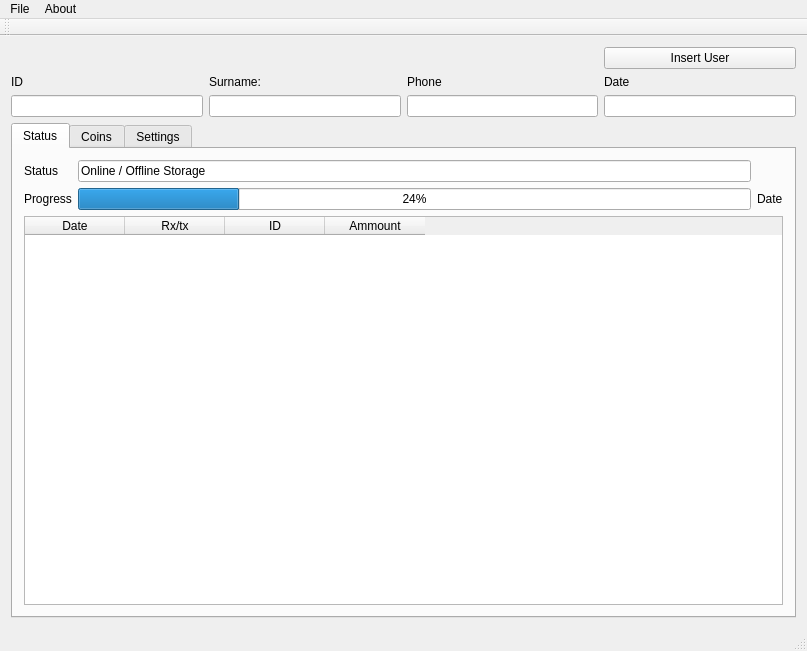
Before: the Qt Designer form qtCoin/mainwindow.ui in netpipe/EcoCoin, drawn with Qt 5.
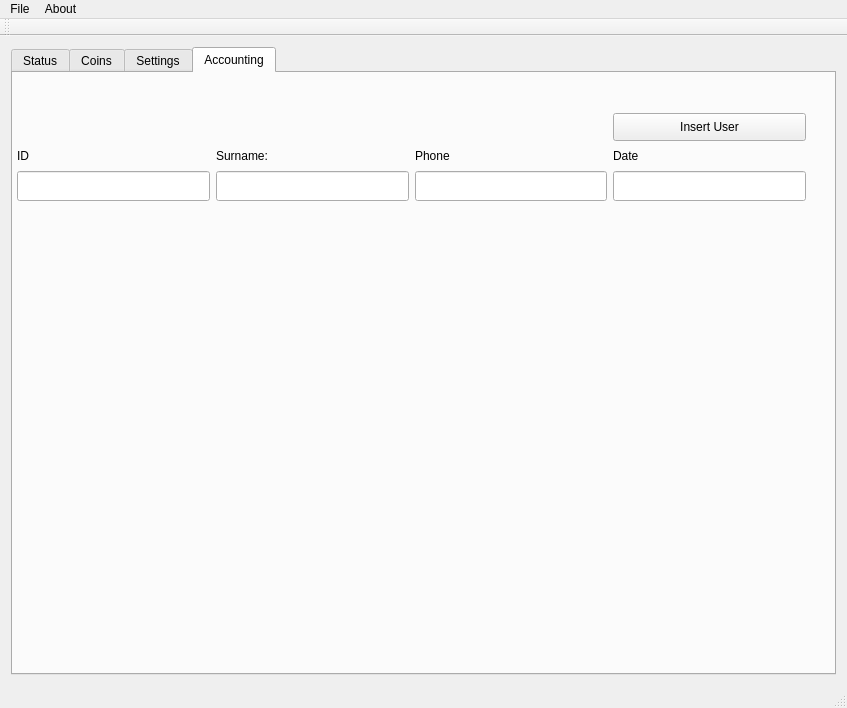
After: the same form once the commit is applied. Custom widgets are drawn as their Qt base class.

Diff of the .ui file:
```diff
--- a/qtCoin/mainwindow.ui
+++ b/qtCoin/mainwindow.ui
@@ -6,8 +6,8 @@
    <rect>
     <x>0</x>
     <y>0</y>
-    <width>807</width>
-    <height>651</height>
+    <width>847</width>
+    <height>708</height>
    </rect>
   </property>
   <property name="windowTitle">
@@ -15,57 +15,10 @@
   </property>
   <widget class="QWidget" name="centralWidget">
    <layout class="QGridLayout" name="gridLayout_2">
-    <item row="2" column="2">
-     <widget class="QLineEdit" name="lineEditAge"/>
-    </item>
-    <item row="2" column="1">
-     <widget class="QLineEdit" name="lineEditSurname"/>
-    </item>
-    <item row="2" column="0">
-     <widget class="QLineEdit" name="lineEditName"/>
-    </item>
-    <item row="1" column="3">
-     <widget class="QLabel" name="label_4">
-      <property name="text">
-       <string>Date</string>
-      </property>
-     </widget>
-    </item>
-    <item row="2" column="3">
-     <widget class="QLineEdit" name="lineEditClass"/>
-    </item>
-    <item row="1" column="2">
-     <widget class="QLabel" name="label_3">
-      <property name="text">
-       <string>Phone</string>
-      </property>
-     </widget>
-    </item>
-    <item row="1" column="1">
-     <widget class="QLabel" name="label_2">
-      <property name="text">
-       <string>Surname:</string>
-      </property>
-     </widget>
-    </item>
-    <item row="1" column="0">
-     <widget class="QLabel" name="label">
-      <property name="text">
-       <string>ID</string>
-      </property>
-     </widget>
-    </item>
-    <item row="0" column="3">
-     <widget class="QPushButton" name="pushButtonInsertUser">
-      <property name="text">
-       <string>Insert User</string>
-      </property>
-     </widget>
-    </item>
-    <item row="3" column="0" colspan="4">
+    <item row="0" column="0" colspan="2">
      <widget class="QTabWidget" name="tabWidget">
       <property name="currentIndex">
-       <number>0</number>
+       <number>3</number>
       </property>
       <widget class="QWidget" name="tab_3">
        <attribute name="title">
@@ -488,6 +441,116 @@
         </item>
        </layout>
       </widget>
+      <widget class="QWidget" name="tab_4">
+       <attribute name="title">
+        <string>Accounting</string>
+       </attribute>
+       <widget class="QPushButton" name="pushButtonInsertUser">
+        <property name="geometry">
+         <rect>
+          <x>600</x>
+          <y>40</y>
+          <width>193</width>
+          <height>28</height>
+         </rect>
+        </property>
+        <property name="text">
+         <string>Insert User</string>
+        </property>
+       </widget>
+       <widget class="QLabel" name="label_4">
+        <property name="geometry">
+         <rect>
+          <x>600</x>
+          <y>74</y>
+          <width>193</width>
+          <height>18</height>
+         </rect>
+        </property>
+        <property name="text">
+         <string>Date</string>
+        </property>
+       </widget>
+       <widget class="QLineEdit" name="lineEditSurname">
+        <property name="geometry">
+         <rect>
+          <x>203</x>
+          <y>98</y>
+          <width>193</width>
+          <height>30</height>
+         </rect>
+        </property>
+       </widget>
+       <widget class="QLabel" name="label_3">
+        <property name="geometry">
+         <rect>
+          <x>402</x>
+          <y>74</y>
+          <width>192</width>
+          <height>18</height>
+         </rect>
+        </property>
+        <property name="text">
+         <string>Phone</string>
+        </property>
+       </widget>
+       <widget class="QLineEdit" name="lineEditAge">
+        <property name="geometry">
+         <rect>
+          <x>402</x>
+          <y>98</y>
+          <width>192</width>
+          <height>30</height>
+         </rect>
+        </property>
+       </widget>
+       <widget class="QLineEdit" name="lineEditClass">
+        <property name="geometry">
+         <rect>
+          <x>600</x>
+          <y>98</y>
+          <width>193</width>
+          <height>30</height>
+         </rect>
+        </property>
+       </widget>
+       <widget class="QLabel" name="label_2">
+        <property name="geometry">
+         <rect>
+          <x>203</x>
+          <y>74</y>
+          <width>193</width>
+          <height>18</height>
+         </rect>
+        </property>
+        <property name="text">
+         <string>Surname:</string>
+        </property>
+       </widget>
+       <widget class="QLineEdit" name="lineEditName">
+        <property name="geometry">
+         <rect>
+          <x>4</x>
+          <y>98</y>
+          <width>193</width>
+          <height>30</height>
+         </rect>
+        </property>
+       </widget>
+       <widget class="QLabel" name="label">
+        <property name="geometry">
+         <rect>
+          <x>4</x>
+          <y>74</y>
+          <width>193</width>
+          <height>18</height>
+         </rect>
+        </property>
+        <property name="text">
+         <string>ID</string>
+        </property>
+       </widget>
+      </widget>
      </widget>
     </item>
    </layout>
@@ -497,7 +560,7 @@
     <rect>
      <x>0</x>
      <y>0</y>
-     <width>807</width>
+     <width>847</width>
      <height>24</height>
     </rect>
    </property>
@@ -549,6 +612,13 @@
   </action>
  </widget>
  <layoutdefault spacing="6" margin="11"/>
+ <customwidgets>
+  <customwidget>
+   <class>KDateTimeWidget</class>
+   <extends>QWidget</extends>
+   <header>kdatetimewidget.h</header>
+  </customwidget>
+ </customwidgets>
  <resources/>
  <connections/>
 </ui>
```
Left out of the diff: 22 changed lines with no effect on the pictures.
